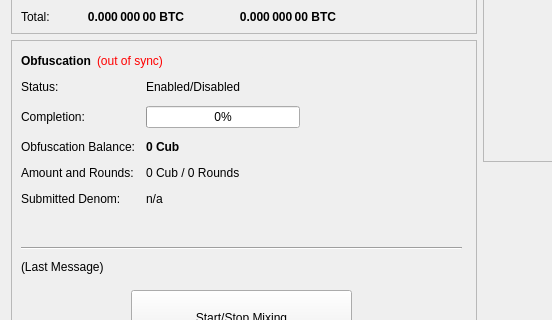
Above: src/qt/forms/overviewpage.ui from Visco33/test before the change; both pictures show x 0 to 552 and y 182 to 502 of the 960 by 615 pixel window. Below: the same form after it.
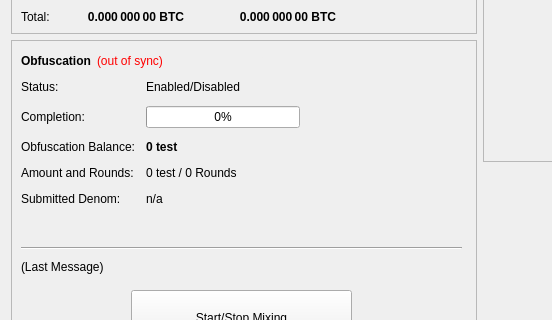
That is the form after the change.

What changed in the file:
```diff
--- a/src/qt/forms/overviewpage.ui
+++ b/src/qt/forms/overviewpage.ui
@@ -474,7 +474,7 @@
               </font>
              </property>
              <property name="text">
-              <string notr="true">0 Cub</string>
+              <string notr="true">0 test</string>
              </property>
             </widget>
            </item>
@@ -488,7 +488,7 @@
            <item row="3" column="1">
             <widget class="QLabel" name="labelAmountRounds">
              <property name="text">
-              <string>0 Cub / 0 Rounds</string>
+              <string>0 test / 0 Rounds</string>
              </property>
             </widget>
            </item>
```
Left out of the diff: 6 changed lines with no effect on the pictures.
